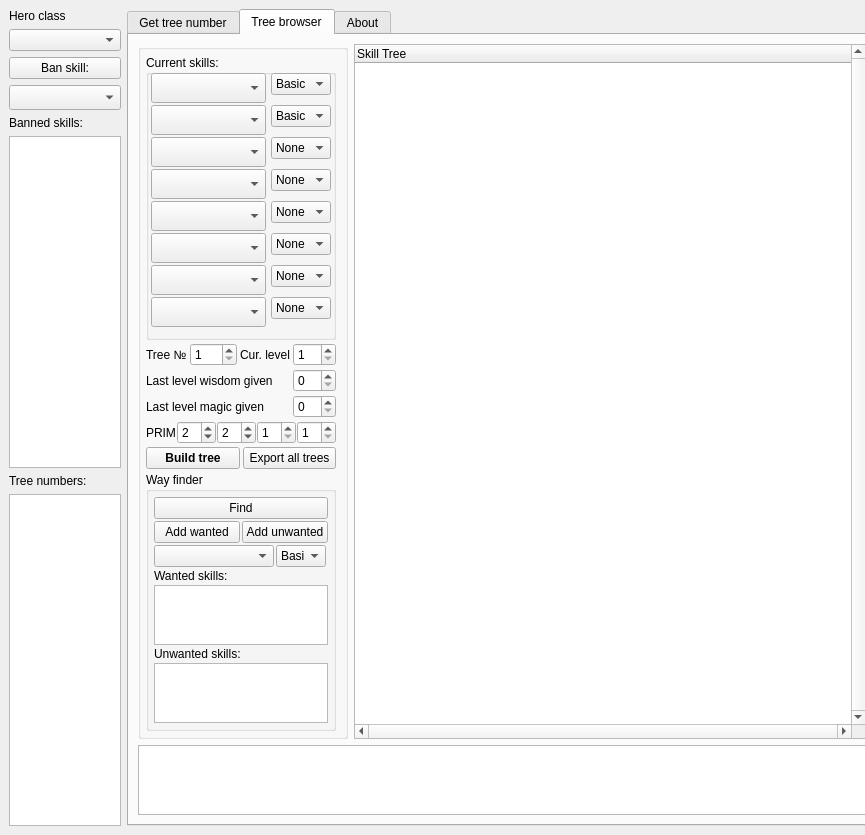
Qt form tree_calc.ui (temig74/HotaTreeCalc) before a commit.
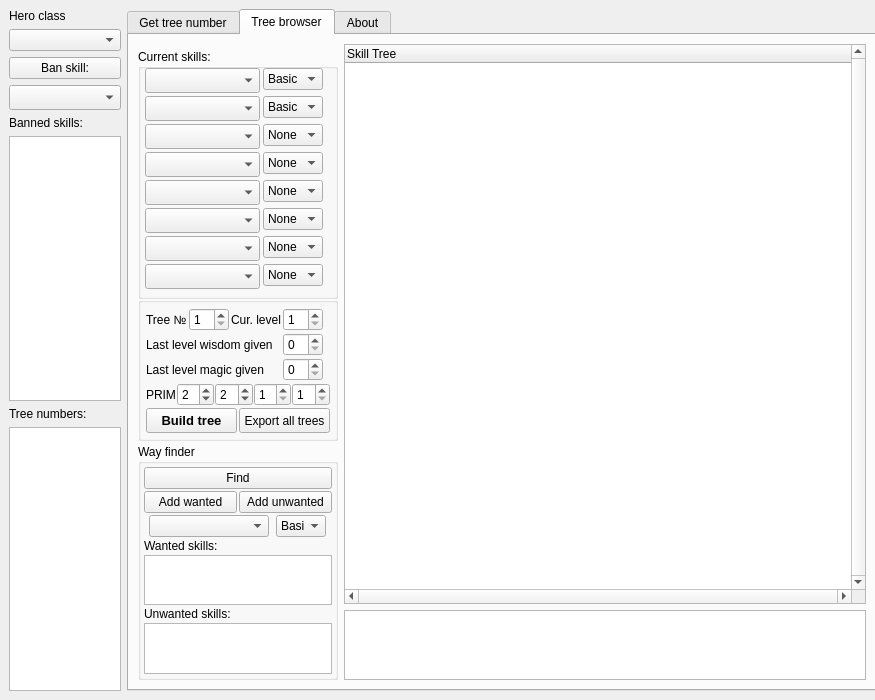
The same form after that commit. The open tabs and pages were chosen to show the change.

The edit to the form file:
```diff
--- a/tree_calc.ui
+++ b/tree_calc.ui
@@ -7,8 +7,8 @@
    <rect>
     <x>0</x>
     <y>0</y>
-    <width>865</width>
-    <height>835</height>
+    <width>875</width>
+    <height>700</height>
    </rect>
   </property>
   <property name="sizePolicy">
@@ -19,8 +19,8 @@
   </property>
   <property name="minimumSize">
    <size>
-    <width>865</width>
-    <height>835</height>
+    <width>875</width>
+    <height>700</height>
    </size>
   </property>
   <property name="maximumSize">
@@ -617,69 +617,63 @@
        <attribute name="title">
         <string>Tree browser</string>
        </attribute>
-       <layout class="QVBoxLayout" name="verticalLayout_3">
-        <item>
          <layout class="QHBoxLayout" name="horizontalLayout_2">
           <item>
-           <widget class="QGroupBox" name="groupBox_2">
-            <property name="minimumSize">
-             <size>
-              <width>205</width>
-              <height>520</height>
-             </size>
-            </property>
-            <property name="maximumSize">
-             <size>
-              <width>210</width>
-              <height>16777215</height>
-             </size>
-            </property>
-            <property name="title">
-             <string/>
-            </property>
-            <layout class="QVBoxLayout" name="verticalLayout_5">
+         <layout class="QVBoxLayout" name="verticalLayout_6">
              <property name="spacing">
               <number>3</number>
              </property>
-             <property name="leftMargin">
-              <number>5</number>
-             </property>
-             <property name="topMargin">
-              <number>5</number>
-             </property>
-             <property name="bottomMargin">
-              <number>5</number>
+          <property name="sizeConstraint">
+           <enum>QLayout::SetDefaultConstraint</enum>
              </property>
              <item>
               <widget class="QGroupBox" name="groupBox">
                <property name="minimumSize">
                 <size>
                  <width>0</width>
-                 <height>285</height>
+              <height>250</height>
+             </size>
+            </property>
+            <property name="maximumSize">
+             <size>
+              <width>200</width>
+              <height>240</height>
                 </size>
                </property>
                <property name="title">
                 <string>Current skills:</string>
                </property>
-               <widget class="QComboBox" name="cmb_skill7">
+            <property name="checkable">
+             <bool>false</bool>
+            </property>
+            <widget class="QWidget" name="layoutWidget">
                 <property name="geometry">
                  <rect>
-                  <x>5</x>
-                  <y>210</y>
-                  <width>115</width>
-                  <height>30</height>
-                 </rect>
-                </property>
+               <x>7</x>
+               <y>19</y>
+               <width>183</width>
+               <height>223</height>
+              </rect>
+             </property>
+             <layout class="QFormLayout" name="formLayout">
+              <property name="horizontalSpacing">
+               <number>3</number>
+              </property>
+              <property name="verticalSpacing">
+               <number>3</number>
+              </property>
+              <item row="0" column="0">
+               <widget class="QComboBox" name="cmb_skill1">
                 <property name="minimumSize">
                  <size>
                   <width>115</width>
-                  <height>30</height>
+                  <height>25</height>
                  </size>
                 </property>
                 <property name="maximumSize">
                  <size>
                   <width>16777215</width>
-                  <height>30</height>
+                  <height>25</height>
                  </size>
                 </property>
                 <property name="font">
@@ -687,21 +681,24 @@
                   <pointsize>8</pointsize>
                  </font>
                 </property>
+                <property name="styleSheet">
+                 <string notr="true"/>
+                </property>
                 <property name="iconSize">
                  <size>
-                  <width>30</width>
-                  <height>30</height>
+                  <width>25</width>
+                  <height>25</height>
                  </size>
                 </property>
                </widget>
-               <widget class="QComboBox" name="cmb_skill2_level">
-                <property name="geometry">
-                 <rect>
-                  <x>125</x>
-                  <y>50</y>
+              </item>
+              <item row="0" column="1">
+               <widget class="QComboBox" name="cmb_skill1_level">
+                <property name="minimumSize">
+                 <size>
                   <width>60</width>
-                  <height>22</height>
-                 </rect>
+                  <height>0</height>
+                 </size>
                 </property>
                 <property name="maximumSize">
                  <size>
@@ -736,97 +733,19 @@
                  </property>
                 </item>
                </widget>
-               <widget class="QComboBox" name="cmb_skill6_level">
-                <property name="geometry">
-                 <rect>
-                  <x>125</x>
-                  <y>178</y>
-                  <width>60</width>
-                  <height>22</height>
-                 </rect>
-                </property>
-                <property name="maximumSize">
-                 <size>
-                  <width>60</width>
-                  <height>16777215</height>
-                 </size>
-                </property>
-                <property name="currentIndex">
-                 <number>0</number>
-                </property>
-                <item>
-                 <property name="text">
-                  <string>None</string>
-                 </property>
-                </item>
-                <item>
-                 <property name="text">
-                  <string>Basic</string>
-                 </property>
-                </item>
-                <item>
-                 <property name="text">
-                  <string>Advanced</string>
-                 </property>
-                </item>
-                <item>
-                 <property name="text">
-                  <string>Expert</string>
-                 </property>
-                </item>
-               </widget>
-               <widget class="QComboBox" name="cmb_skill8">
-                <property name="geometry">
-                 <rect>
-                  <x>5</x>
-                  <y>242</y>
-                  <width>115</width>
-                  <height>30</height>
-                 </rect>
-                </property>
-                <property name="minimumSize">
-                 <size>
-                  <width>115</width>
-                  <height>30</height>
-                 </size>
-                </property>
-                <property name="maximumSize">
-                 <size>
-                  <width>16777215</width>
-                  <height>30</height>
-                 </size>
-                </property>
-                <property name="font">
-                 <font>
-                  <pointsize>8</pointsize>
-                 </font>
-                </property>
-                <property name="iconSize">
-                 <size>
-                  <width>30</width>
-                  <height>30</height>
-                 </size>
-                </property>
-               </widget>
+              </item>
+              <item row="1" column="0">
                <widget class="QComboBox" name="cmb_skill2">
-                <property name="geometry">
-                 <rect>
-                  <x>5</x>
-                  <y>50</y>
-                  <width>115</width>
-                  <height>30</height>
-                 </rect>
-                </property>
                 <property name="minimumSize">
                  <size>
                   <width>115</width>
-                  <height>30</height>
+                  <height>25</height>
                  </size>
                 </property>
                 <property name="maximumSize">
                  <size>
                   <width>16777215</width>
-                  <height>30</height>
+                  <height>25</height>
                  </size>
                 </property>
                 <property name="font">
@@ -839,30 +758,66 @@
                 </property>
                 <property name="iconSize">
                  <size>
-                  <width>30</width>
-                  <height>30</height>
+                  <width>25</width>
+                  <height>25</height>
                  </size>
                 </property>
                </widget>
+              </item>
+              <item row="1" column="1">
+               <widget class="QComboBox" name="cmb_skill2_level">
+                <property name="minimumSize">
+                 <size>
+                  <width>60</width>
+                  <height>0</height>
+                 </size>
+                </property>
+                <property name="maximumSize">
+                 <size>
+                  <width>60</width>
+                  <height>16777215</height>
+                 </size>
+                </property>
+                <property name="styleSheet">
+                 <string notr="true"/>
+                </property>
+                <property name="currentIndex">
+                 <number>1</number>
+                </property>
+                <item>
+                 <property name="text">
+                  <string>None</string>
+                 </property>
+                </item>
+                <item>
+                 <property name="text">
+                  <string>Basic</string>
+                 </property>
+                </item>
+                <item>
+                 <property name="text">
+                  <string>Advanced</string>
+                 </property>
+                </item>
+                <item>
+                 <property name="text">
+                  <string>Expert</string>
+                 </property>
+                </item>
+               </widget>
+              </item>
+              <item row="2" column="0">
                <widget class="QComboBox" name="cmb_skill3">
-                <property name="geometry">
-                 <rect>
-                  <x>5</x>
-                  <y>82</y>
-                  <width>115</width>
-                  <height>30</height>
-                 </rect>
-                </property>
                 <property name="minimumSize">
                  <size>
                   <width>115</width>
-                  <height>30</height>
+                  <height>25</height>
                  </size>
                 </property>
                 <property name="maximumSize">
                  <size>
                   <width>16777215</width>
-                  <height>30</height>
+                  <height>25</height>
                  </size>
                 </property>
                 <property name="font">
@@ -875,98 +830,29 @@
                 </property>
                 <property name="iconSize">
                  <size>
-                  <width>30</width>
-                  <height>30</height>
+                  <width>25</width>
+                  <height>25</height>
                  </size>
                 </property>
                </widget>
-               <widget class="QComboBox" name="cmb_skill8_level">
-                <property name="geometry">
-                 <rect>
-                  <x>125</x>
-                  <y>242</y>
-                  <width>60</width>
-                  <height>22</height>
-                 </rect>
-                </property>
-                <property name="maximumSize">
-                 <size>
-                  <width>60</width>
-                  <height>16777215</height>
-                 </size>
-                </property>
-                <property name="currentIndex">
-                 <number>0</number>
-                </property>
-                <item>
-                 <property name="text">
-                  <string>None</string>
-                 </property>
-                </item>
-                <item>
-                 <property name="text">
-                  <string>Basic</string>
-                 </property>
-                </item>
-                <item>
-                 <property name="text">
-                  <string>Advanced</string>
-                 </property>
-                </item>
-                <item>
-                 <property name="text">
-                  <string>Expert</string>
-                 </property>
-                </item>
-               </widget>
-               <widget class="QComboBox" name="cmb_skill5">
-                <property name="geometry">
-                 <rect>
-                  <x>5</x>
-                  <y>146</y>
-                  <width>115</width>
-                  <height>30</height>
-                 </rect>
-                </property>
+              </item>
+              <item row="2" column="1">
+               <widget class="QComboBox" name="cmb_skill3_level">
                 <property name="minimumSize">
                  <size>
-                  <width>115</width>
-                  <height>30</height>
+                  <width>60</width>
+                  <height>0</height>
                  </size>
                 </property>
                 <property name="maximumSize">
                  <size>
-                  <width>16777215</width>
-                  <height>30</height>
-                 </size>
-                </property>
-                <property name="font">
-                 <font>
-                  <pointsize>8</pointsize>
-                 </font>
-                </property>
-                <property name="iconSize">
-                 <size>
-                  <width>30</width>
-                  <height>30</height>
-                 </size>
-                </property>
-               </widget>
-               <widget class="QComboBox" name="cmb_skill4_level">
-                <property name="geometry">
-                 <rect>
-                  <x>125</x>
-                  <y>114</y>
                   <width>60</width>
-                  <height>22</height>
-                 </rect>
-                </property>
-                <property name="maximumSize">
-                 <size>
-                  <width>60</width>
                   <height>16777215</height>
                  </size>
                 </property>
+                <property name="styleSheet">
+                 <string notr="true"/>
+                </property>
                 <property name="currentIndex">
                  <number>0</number>
                 </property>
@@ -991,25 +877,19 @@
                  </property>
                 </item>
                </widget>
+              </item>
+              <item row="3" column="0">
                <widget class="QComboBox" name="cmb_skill4">
-                <property name="geometry">
-                 <rect>
-                  <x>5</x>
-                  <y>114</y>
-                  <width>115</width>
-                  <height>30</height>
-                 </rect>
-                </property>
                 <property name="minimumSize">
                  <size>
                   <width>115</width>
-                  <height>30</height>
+                  <height>25</height>
                  </size>
                 </property>
                 <property name="maximumSize">
                  <size>
                   <width>16777215</width>
-                  <height>30</height>
+                  <height>25</height>
                  </size>
                 </property>
                 <property name="font">
@@ -1022,66 +902,63 @@
                 </property>
                 <property name="iconSize">
                  <size>
-                  <width>30</width>
-                  <height>30</height>
+                  <width>25</width>
+                  <height>25</height>
                  </size>
                 </property>
                </widget>
-               <widget class="QComboBox" name="cmb_skill1">
-                <property name="geometry">
-                 <rect>
-                  <x>5</x>
-                  <y>18</y>
-                  <width>115</width>
-                  <height>30</height>
-                 </rect>
-                </property>
+              </item>
+              <item row="3" column="1">
+               <widget class="QComboBox" name="cmb_skill4_level">
                 <property name="minimumSize">
                  <size>
-                  <width>115</width>
-                  <height>30</height>
+                  <width>60</width>
+                  <height>0</height>
                  </size>
                 </property>
                 <property name="maximumSize">
                  <size>
-                  <width>16777215</width>
-                  <height>30</height>
+                  <width>60</width>
+                  <height>16777215</height>
                  </size>
                 </property>
-                <property name="font">
-                 <font>
-                  <pointsize>8</pointsize>
-                 </font>
+                <property name="currentIndex">
+                 <number>0</number>
                 </property>
-                <property name="styleSheet">
-                 <string notr="true"/>
-                </property>
-                <property name="iconSize">
-                 <size>
-                  <width>30</width>
-                  <height>30</height>
-                 </size>
-                </property>
-               </widget>
-               <widget class="QComboBox" name="cmb_skill6">
-                <property name="geometry">
-                 <rect>
-                  <x>5</x>
-                  <y>178</y>
-                  <width>115</width>
-                  <height>30</height>
-                 </rect>
-                </property>
+                <item>
+                 <property name="text">
+                  <string>None</string>
+                 </property>
+                </item>
+                <item>
+                 <property name="text">
+                  <string>Basic</string>
+                 </property>
+                </item>
+                <item>
+                 <property name="text">
+                  <string>Advanced</string>
+                 </property>
+                </item>
+                <item>
+                 <property name="text">
+                  <string>Expert</string>
+                 </property>
+                </item>
+               </widget>
+              </item>
+              <item row="4" column="0">
+               <widget class="QComboBox" name="cmb_skill5">
                 <property name="minimumSize">
                  <size>
                   <width>115</width>
-                  <height>30</height>
+                  <height>25</height>
                  </size>
                 </property>
                 <property name="maximumSize">
                  <size>
                   <width>16777215</width>
-                  <height>30</height>
+                  <height>25</height>
                  </size>
                 </property>
                 <property name="font">
@@ -1091,19 +968,19 @@
                 </property>
                 <property name="iconSize">
                  <size>
-                  <width>30</width>
-                  <height>30</height>
+                  <width>25</width>
+                  <height>25</height>
                  </size>
                 </property>
                </widget>
+              </item>
+              <item row="4" column="1">
                <widget class="QComboBox" name="cmb_skill5_level">
-                <property name="geometry">
-                 <rect>
-                  <x>125</x>
-                  <y>146</y>
+                <property name="minimumSize">
+                 <size>
                   <width>60</width>
-                  <height>22</height>
-                 </rect>
+                  <height>0</height>
+                 </size>
                 </property>
                 <property name="maximumSize">
                  <size>
@@ -1135,14 +1012,41 @@
                  </property>
                 </item>
                </widget>
-               <widget class="QComboBox" name="cmb_skill1_level">
-                <property name="geometry">
-                 <rect>
-                  <x>125</x>
-                  <y>18</y>
+              </item>
+              <item row="5" column="0">
+               <widget class="QComboBox" name="cmb_skill6">
+                <property name="minimumSize">
+                 <size>
+                  <width>115</width>
+                  <height>25</height>
+                 </size>
+                </property>
+                <property name="maximumSize">
+                 <size>
+                  <width>16777215</width>
+                  <height>25</height>
+                 </size>
+                </property>
+                <property name="font">
+                 <font>
+                  <pointsize>8</pointsize>
+                 </font>
+                </property>
+                <property name="iconSize">
+                 <size>
+                  <width>25</width>
+                  <height>25</height>
+                 </size>
+                </property>
+               </widget>
+              </item>
+              <item row="5" column="1">
+               <widget class="QComboBox" name="cmb_skill6_level">
+                <property name="minimumSize">
+                 <size>
                   <width>60</width>
-                  <height>22</height>
-                 </rect>
+                  <height>0</height>
+                 </size>
                 </property>
                 <property name="maximumSize">
                  <size>
@@ -1150,11 +1054,8 @@
                   <height>16777215</height>
                  </size>
                 </property>
-                <property name="styleSheet">
-                 <string notr="true"/>
-                </property>
                 <property name="currentIndex">
-                 <number>1</number>
+                 <number>0</number>
                 </property>
                 <item>
                  <property name="text">
@@ -1177,14 +1078,41 @@
                  </property>
                 </item>
                </widget>
+              </item>
+              <item row="6" column="0">
+               <widget class="QComboBox" name="cmb_skill7">
+                <property name="minimumSize">
+                 <size>
+                  <width>115</width>
+                  <height>25</height>
+                 </size>
+                </property>
+                <property name="maximumSize">
+                 <size>
+                  <width>16777215</width>
+                  <height>25</height>
+                 </size>
+                </property>
+                <property name="font">
+                 <font>
+                  <pointsize>8</pointsize>
+                 </font>
+                </property>
+                <property name="iconSize">
+                 <size>
+                  <width>25</width>
+                  <height>25</height>
+                 </size>
+                </property>
+               </widget>
+              </item>
+              <item row="6" column="1">
                <widget class="QComboBox" name="cmb_skill7_level">
-                <property name="geometry">
-                 <rect>
-                  <x>125</x>
-                  <y>210</y>
+                <property name="minimumSize">
+                 <size>
                   <width>60</width>
-                  <height>22</height>
-                 </rect>
+                  <height>0</height>
+                 </size>
                 </property>
                 <property name="maximumSize">
                  <size>
@@ -1216,14 +1144,41 @@
                  </property>
                 </item>
                </widget>
-               <widget class="QComboBox" name="cmb_skill3_level">
-                <property name="geometry">
-                 <rect>
-                  <x>125</x>
-                  <y>82</y>
+              </item>
+              <item row="7" column="0">
+               <widget class="QComboBox" name="cmb_skill8">
+                <property name="minimumSize">
+                 <size>
+                  <width>115</width>
+                  <height>25</height>
+                 </size>
+                </property>
+                <property name="maximumSize">
+                 <size>
+                  <width>16777215</width>
+                  <height>25</height>
+                 </size>
+                </property>
+                <property name="font">
+                 <font>
+                  <pointsize>8</pointsize>
+                 </font>
+                </property>
+                <property name="iconSize">
+                 <size>
+                  <width>25</width>
+                  <height>25</height>
+                 </size>
+                </property>
+               </widget>
+              </item>
+              <item row="7" column="1">
+               <widget class="QComboBox" name="cmb_skill8_level">
+                <property name="minimumSize">
+                 <size>
                   <width>60</width>
-                  <height>22</height>
-                 </rect>
+                  <height>0</height>
+                 </size>
                 </property>
                 <property name="maximumSize">
                  <size>
@@ -1231,9 +1186,6 @@
                   <height>16777215</height>
                  </size>
                 </property>
-                <property name="styleSheet">
-                 <string notr="true"/>
-                </property>
                 <property name="currentIndex">
                  <number>0</number>
                 </property>
@@ -1258,10 +1210,43 @@
                  </property>
                 </item>
                </widget>
-              </widget>
-             </item>
+              </item>
+             </layout>
+            </widget>
+           </widget>
+          </item>
+          <item>
+           <widget class="QGroupBox" name="groupBox_2">
+            <property name="maximumSize">
+             <size>
+              <width>200</width>
+              <height>16777215</height>
+             </size>
+            </property>
+            <property name="title">
+             <string/>
+            </property>
+            <layout class="QVBoxLayout" name="verticalLayout_3">
+             <property name="spacing">
+              <number>2</number>
+             </property>
+             <property name="leftMargin">
+              <number>5</number>
+             </property>
+             <property name="topMargin">
+              <number>5</number>
+             </property>
+             <property name="rightMargin">
+              <number>5</number>
+             </property>
+             <property name="bottomMargin">
+              <number>5</number>
+             </property>
              <item>
               <layout class="QGridLayout" name="gridLayout">
+               <property name="sizeConstraint">
+                <enum>QLayout::SetMinimumSize</enum>
+               </property>
                <item row="0" column="0">
                 <widget class="QLabel" name="label_6">
                  <property name="text">
@@ -1271,6 +1256,12 @@
                </item>
                <item row="0" column="1">
                 <widget class="QSpinBox" name="sb_tree_num">
+                 <property name="maximumSize">
+                  <size>
+                   <width>40</width>
+                   <height>16777215</height>
+                  </size>
+                 </property>
                  <property name="minimum">
                   <number>1</number>
                  </property>
@@ -1291,6 +1282,12 @@
                </item>
                <item row="1" column="3" colspan="2">
                 <widget class="QSpinBox" name="sb_wisdom_counter">
+                 <property name="maximumSize">
+                  <size>
+                   <width>40</width>
+                   <height>16777215</height>
+                  </size>
+                 </property>
                  <property name="minimum">
                   <number>0</number>
                  </property>
@@ -1314,6 +1311,12 @@
                </item>
                <item row="2" column="3" colspan="2">
                 <widget class="QSpinBox" name="sb_magic_counter">
+                 <property name="maximumSize">
+                  <size>
+                   <width>40</width>
+                   <height>16777215</height>
+                  </size>
+                 </property>
                  <property name="minimum">
                   <number>0</number>
                  </property>
@@ -1334,6 +1337,12 @@
                </item>
                <item row="0" column="3" colspan="2">
                 <widget class="QSpinBox" name="sb_cur_level">
+                 <property name="maximumSize">
+                  <size>
+                   <width>40</width>
+                   <height>16777215</height>
+                  </size>
+                 </property>
                  <property name="minimum">
                   <number>1</number>
                  </property>
@@ -1349,6 +1358,9 @@
                <property name="spacing">
                 <number>1</number>
                </property>
+               <property name="sizeConstraint">
+                <enum>QLayout::SetMinimumSize</enum>
+               </property>
                <item>
                 <widget class="QLabel" name="label_10">
                  <property name="text">
@@ -1364,6 +1376,12 @@
                    <height>0</height>
                   </size>
                  </property>
+                 <property name="maximumSize">
+                  <size>
+                   <width>40</width>
+                   <height>16777215</height>
+                  </size>
+                 </property>
                  <property name="value">
                   <number>2</number>
                  </property>
@@ -1377,6 +1395,12 @@
                    <height>0</height>
                   </size>
                  </property>
+                 <property name="maximumSize">
+                  <size>
+                   <width>40</width>
+                   <height>16777215</height>
+                  </size>
+                 </property>
                  <property name="value">
                   <number>2</number>
                  </property>
@@ -1390,6 +1414,12 @@
                    <height>0</height>
                   </size>
                  </property>
+                 <property name="maximumSize">
+                  <size>
+                   <width>40</width>
+                   <height>16777215</height>
+                  </size>
+                 </property>
                  <property name="minimum">
                   <number>1</number>
                  </property>
@@ -1403,6 +1433,12 @@
                    <height>0</height>
                   </size>
                  </property>
+                 <property name="maximumSize">
+                  <size>
+                   <width>40</width>
+                   <height>16777215</height>
+                  </size>
+                 </property>
                  <property name="minimum">
                   <number>1</number>
                  </property>
@@ -1412,10 +1448,26 @@
              </item>
              <item>
               <layout class="QHBoxLayout" name="horizontalLayout_6">
+               <property name="sizeConstraint">
+                <enum>QLayout::SetMinimumSize</enum>
+               </property>
                <item>
                 <widget class="QPushButton" name="btn_build_tree">
+                 <property name="minimumSize">
+                  <size>
+                   <width>0</width>
+                   <height>25</height>
+                  </size>
+                 </property>
+                 <property name="maximumSize">
+                  <size>
+                   <width>100</width>
+                   <height>25</height>
+                  </size>
+                 </property>
                  <property name="font">
                   <font>
+                   <pointsize>10</pointsize>
                    <bold>true</bold>
                   </font>
                  </property>
@@ -1426,6 +1478,23 @@
                </item>
                <item>
                 <widget class="QPushButton" name="btn_export_all_trees">
+                 <property name="minimumSize">
+                  <size>
+                   <width>0</width>
+                   <height>25</height>
+                  </size>
+                 </property>
+                 <property name="maximumSize">
+                  <size>
+                   <width>100</width>
+                   <height>25</height>
+                  </size>
+                 </property>
+                 <property name="font">
+                  <font>
+                   <pointsize>9</pointsize>
+                  </font>
+                 </property>
                  <property name="text">
                   <string>Export all trees</string>
                  </property>
@@ -1433,17 +1502,20 @@
                </item>
               </layout>
              </item>
+            </layout>
+           </widget>
+          </item>
              <item>
               <widget class="QGroupBox" name="groupBox_3">
                <property name="minimumSize">
                 <size>
-                 <width>190</width>
-                 <height>250</height>
+              <width>200</width>
+              <height>230</height>
                 </size>
                </property>
                <property name="maximumSize">
                 <size>
-                 <width>190</width>
+              <width>200</width>
                  <height>1000</height>
                 </size>
                </property>
@@ -1455,16 +1527,16 @@
                  <number>2</number>
                 </property>
                 <property name="leftMargin">
-                 <number>5</number>
+              <number>3</number>
                 </property>
                 <property name="topMargin">
-                 <number>5</number>
+              <number>3</number>
                 </property>
                 <property name="rightMargin">
-                 <number>5</number>
+              <number>3</number>
                 </property>
                 <property name="bottomMargin">
-                 <number>5</number>
+              <number>3</number>
                 </property>
                 <item>
                  <widget class="QPushButton" name="btn_find_way">
@@ -1551,7 +1623,7 @@
                   <property name="minimumSize">
                    <size>
                     <width>0</width>
-                    <height>52</height>
+                 <height>40</height>
                    </size>
                   </property>
                  </widget>
@@ -1568,7 +1640,7 @@
                   <property name="minimumSize">
                    <size>
                     <width>0</width>
-                    <height>52</height>
+                 <height>40</height>
                    </size>
                   </property>
                  </widget>
@@ -1577,8 +1649,12 @@
               </widget>
              </item>
             </layout>
-           </widget>
-          </item>
+        </item>
+        <item>
+         <layout class="QVBoxLayout" name="verticalLayout_5">
+          <property name="sizeConstraint">
+           <enum>QLayout::SetMaximumSize</enum>
+          </property>
           <item>
            <widget class="QTreeWidget" name="tw_skills">
             <property name="sizePolicy">
@@ -1609,8 +1685,6 @@
             </column>
            </widget>
           </item>
-         </layout>
-        </item>
         <item>
          <widget class="QTextEdit" name="te_skill_ways">
           <property name="enabled">
@@ -1626,6 +1700,8 @@
            <bool>true</bool>
           </property>
          </widget>
+          </item>
+         </layout>
         </item>
        </layout>
       </widget>
```
Lines whose indentation alone changed are shown as unchanged.
